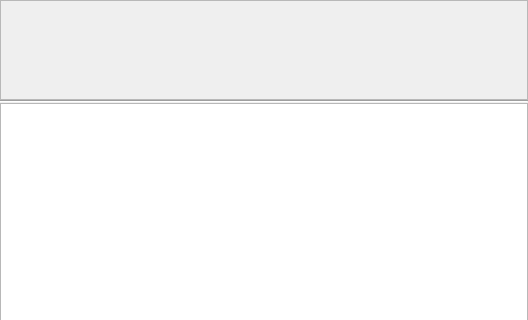
KDE/apper, file ApperKCM/Updater/Updater.ui: the form before one commit; both pictures show x 0 to 528 and y 0 to 320 of the 528 by 523 pixel window.
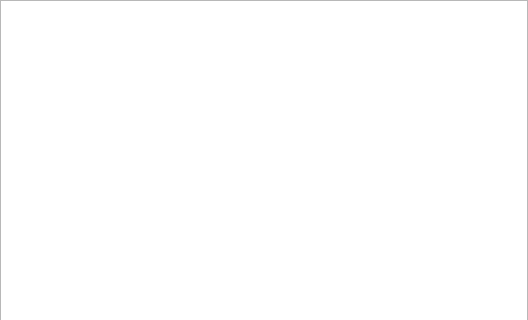
The form after the commit. Custom widgets are drawn as their Qt base class.

Commit message: Make use of KMessageWidget for the DistroUpgrade

Patch:
```diff
--- a/ApperKCM/Updater/Updater.ui
+++ b/ApperKCM/Updater/Updater.ui
@@ -21,41 +21,7 @@
     <number>0</number>
    </property>
    <item>
-    <widget class="QScrollArea" name="distroUpgradesSA">
-     <property name="maximumSize">
-      <size>
-       <width>16777215</width>
-       <height>100</height>
-      </size>
-     </property>
-     <property name="focusPolicy">
-      <enum>Qt::NoFocus</enum>
-     </property>
-     <property name="frameShadow">
-      <enum>QFrame::Sunken</enum>
-     </property>
-     <property name="widgetResizable">
-      <bool>true</bool>
-     </property>
-     <widget class="QWidget" name="scrollAreaWidgetContents">
-      <property name="geometry">
-       <rect>
-        <x>0</x>
-        <y>0</y>
-        <width>522</width>
-        <height>94</height>
-       </rect>
-      </property>
-      <layout class="QVBoxLayout" name="verticalLayout"/>
-     </widget>
-    </widget>
-   </item>
-   <item>
-    <widget class="Line" name="line">
-     <property name="orientation">
-      <enum>Qt::Horizontal</enum>
-     </property>
-    </widget>
+    <widget class="DistroUpgrade" name="distroUpgrade" native="true"/>
    </item>
    <item>
     <widget class="QStackedWidget" name="stackedWidget">
@@ -241,6 +207,12 @@
    <header>Updater/UpdateDetails.h</header>
    <container>1</container>
   </customwidget>
+  <customwidget>
+   <class>DistroUpgrade</class>
+   <extends>QWidget</extends>
+   <header>Updater/DistroUpgrade.h</header>
+   <container>1</container>
+  </customwidget>
  </customwidgets>
  <resources/>
  <connections/>
```
The commit also changes 4 other files.
